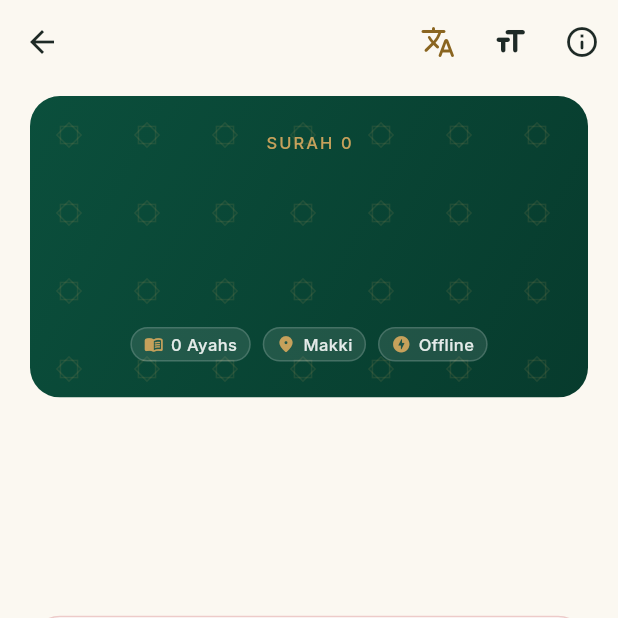
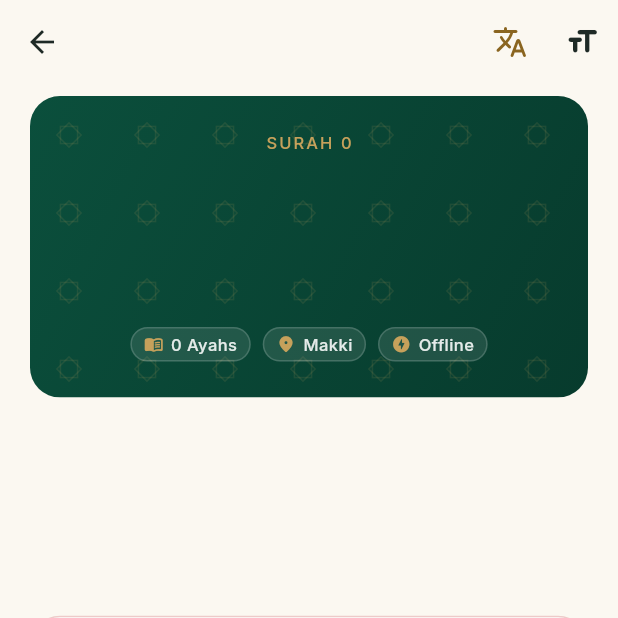
Before and after one commit to abdulbose2020-stack/tafseer_audio, a Flutter app: the QuranReaderScreen screen opened directly with empty values, on a phone screen of 412 x 824 dp, the top half of it. Run offline on Flutter 3.47's test engine with Material 3 defaults, Android fonts, the phone set to English and light mode, and no system bars; our stand-ins replace audio_service, flutter_riverpod, just_audio, shared_preferences; missing offline and left inert: audio_session; accounts and stored records are empty; statements that could not run were skipped.

Commit message:
refactor: remove duplicate Quran source information

```diff
--- a/lib/features/quran/presentation/screens/quran_reader_screen.dart
+++ b/lib/features/quran/presentation/screens/quran_reader_screen.dart
@@ -11,7 +11,6 @@ import '../providers/quran_reader_providers.dart';
 import '../providers/quran_surah_providers.dart';
 import '../widgets/quran_ayah_translation_view.dart';
 import '../widgets/quran_ayah_view.dart';
-import 'quran_sources_screen.dart';
 
 /// The Arabic Qur'an reader for one selected Surah.
 ///
@@ -30,7 +29,6 @@ class QuranReaderScreen extends ConsumerWidget {
   static const Key fontSizeSliderKey = Key('quran-reader-font-size-slider');
   static const Key fontSizeValueKey = Key('quran-reader-font-size-value');
   static const Key fontSizeResetKey = Key('quran-reader-font-size-reset');
-  static const Key sourcesButtonKey = Key('quran-reader-sources-button');
   static const Key retryButtonKey = Key('quran-reader-retry');
   static const Key basmalaKey = Key('quran-reader-basmala');
 
@@ -46,10 +44,6 @@ class QuranReaderScreen extends ConsumerWidget {
       showDragHandle: true,
       builder: (context) => const _ReaderFontSizeSheet(),
     );
-  }
-
-  void _openSources(BuildContext context) {
-    Navigator.of(context).push(QuranSourcesScreen.route());
   }
 
   @override
@@ -99,12 +93,6 @@ class QuranReaderScreen extends ConsumerWidget {
             tooltip: 'Arabic text size',
             onPressed: () => _openFontSizeSheet(context),
             icon: const Icon(Icons.format_size_rounded),
-          ),
-          IconButton(
-            key: sourcesButtonKey,
-            tooltip: 'Sources & Acknowledgements',
-            onPressed: () => _openSources(context),
-            icon: const Icon(Icons.info_outline_rounded),
           ),
         ],
       ),
```
Also changed, not shown: 3 other files.
